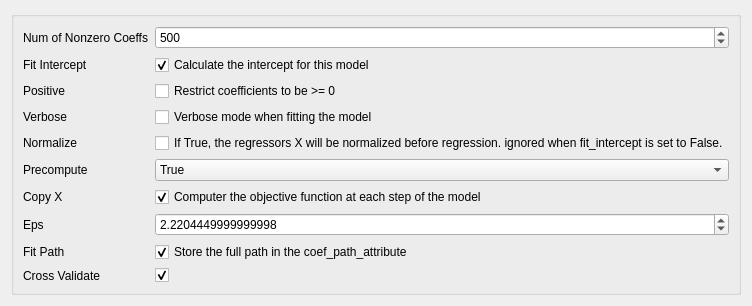
First picture: the form in point_spectra_gui/ui/UI Files/UI_LARS.ui, repository tisaconundrum2/PySAT-GUI, before the edit.
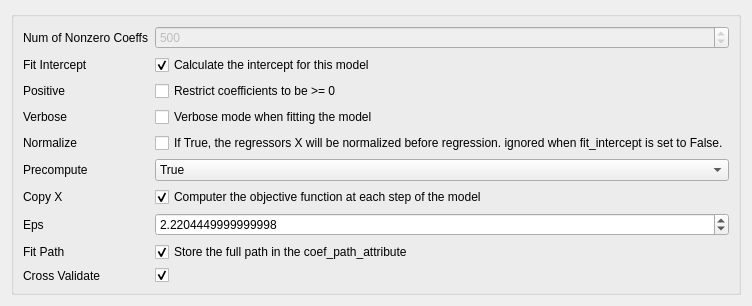
Second picture: the form after the edit.

Commit message:
Adding setDisable() to buttons and widgets
disable buttons and widgets that aren't a part of CV

```diff
--- a/point_spectra_gui/ui/UI Files/UI_LARS.ui
+++ b/point_spectra_gui/ui/UI Files/UI_LARS.ui
@@ -29,6 +29,9 @@
       </item>
       <item row="0" column="1">
        <widget class="QSpinBox" name="numOfNonzeroCoeffsSpinBox">
+        <property name="enabled">
+         <bool>false</bool>
+        </property>
         <property name="maximum">
          <number>999999</number>
         </property>
```
Left out of the diff: 19 changed lines with no effect on the pictures. The commit also changes 3 other files.
